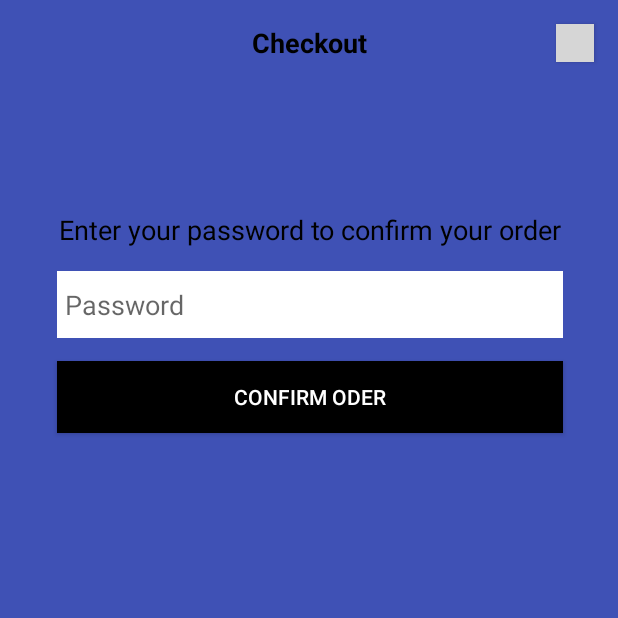
After one commit to JDevs10/Shopping-Drive, an Android app: the Checkout screen opened directly, with no data from a screen before it, on a phone screen of 412 x 824 dp, the top half of it. The commit adds this screen. Run offline under Robolectric (Android 15) with nearby library versions, the phone set to English and light mode, and no system bars; grey boxes are pictures that could not be loaded.

Commit message:
---------- Shopping Drive ----------
- added:
    Checkout (to view the notification of the order)
    UserBasket (to view the user basket so the user can send his order)
    cancel_X_img.png
    checked.png

- update:
    DetailArticle (the user can access his basket)
    FindMerchant (the user can access his basket)
    FindMerchantArticles (the user can access his basket)
    FindMerchantArticlesAdapter (removed unnecessary imports)
    strings.xml (added more strings)
    Shopping_Drive.gan and Shopping_Drive.pdf (where updated)

- Remove:
    delete MyFindMerchantAdapter

```diff
--- a/app/app/src/main/AndroidManifest.xml
+++ b/app/app/src/main/AndroidManifest.xml
@@ -20,7 +20,9 @@
         <activity android:name=".ChangePWD" />
         <activity android:name=".FindMerchant" />
         <activity android:name=".FindMerchantArticles" />
-        <activity android:name=".DetailArticle"></activity>
+        <activity android:name=".DetailArticle" />
+        <activity android:name=".Checkout" />
+        <activity android:name=".UserBasket"></activity>
     </application>
 
 </manifest>
--- /dev/null
+++ b/app/app/src/main/java/com/example/j_lds/shoppingdrive/Checkout.java
@@ -0,0 +1,89 @@
+package com.example.j_lds.shoppingdrive;
+
+import android.content.Intent;
+import android.support.v7.app.AppCompatActivity;
+import android.os.Bundle;
+import android.view.View;
+import android.view.WindowManager;
+import android.widget.Button;
+import android.widget.EditText;
+import android.widget.TextView;
+import android.widget.Toast;
+
+public class Checkout extends AppCompatActivity {
+
+    private Button btn_backWhereTheUserWas, btn_order, btn_continue_order;
+    private EditText et_pwd;
+    private TextView tv_checkout_p2;
+    private String pwd;
+
+    @Override
+    protected void onCreate(Bundle savedInstanceState) {
+        super.onCreate(savedInstanceState);
+        setContentView(R.layout.activity_checkout);
+
+        //Hides MACC bar at the top.................................................................
+        getSupportActionBar().hide();
+        getWindow().setFlags(WindowManager.LayoutParams.FLAG_FULLSCREEN,
+                WindowManager.LayoutParams.FLAG_FULLSCREEN);
+
+        btn_backWhereTheUserWas = (Button)findViewById(R.id.button_checkout_cancel);
+        btn_order = (Button)findViewById(R.id.button_checkout_confirmOrder);
+
+        btn_backWhereTheUserWas.setOnClickListener(new View.OnClickListener() {
+            @Override
+            public void onClick(View v) {
+                backWhereTheUserWas();
+            }
+        });
+
+        btn_order.setOnClickListener(new View.OnClickListener() {
+            @Override
+            public void onClick(View v) {
+                confirm_pwd();
+            }
+        });
+
+        et_pwd = (EditText)findViewById(R.id.editText_checkout_getPWD);
+    }
+
+    private void confirm_pwd(){
+        pwd = et_pwd.getText().toString();
+
+        // check the user password from the bd and the user input
+        if (pwd.equals("hello")){
+            Toast.makeText(getBaseContext(), "Good password... sending your order", Toast.LENGTH_SHORT).show();
+            checkout_p2(10);
+
+        }else{
+            Toast.makeText(getBaseContext(), "Password is incorrect...", Toast.LENGTH_SHORT).show();
+        }
+    }
+
+    private void checkout_p2(int time){
+        setContentView(R.layout.activity_checkout_p2);
+
+        //Hides MACC bar at the top.................................................................
+        getSupportActionBar().hide();
+        getWindow().setFlags(WindowManager.LayoutParams.FLAG_FULLSCREEN,
+                WindowManager.LayoutParams.FLAG_FULLSCREEN);
+
+        tv_checkout_p2 = (TextView)findViewById(R.id.textView_checkout_p2);
+        tv_checkout_p2.setText("We've got your order. Your Items will be ready-delivered within "+(time-3)+"-"+(time+3)+" minutes");
+
+        btn_continue_order = (Button)findViewById(R.id.button_back_to_findMerchantList);
+        btn_continue_order.setOnClickListener(new View.OnClickListener() {
+            @Override
+            public void onClick(View v) {
+                Intent intent= new Intent(Checkout.this, FindMerchant.class);
+                startActivity(intent);
+            }
+        });
+    }
+
+    private void backWhereTheUserWas(){
+//        Intent intent= new Intent(Checkout.this, get the class where the user by passing through Intent);
+//        startActivity(intent);
+        Toast.makeText(getBaseContext(), "Going back to where the user was", Toast.LENGTH_SHORT).show();
+    }
+}
--- a/app/app/src/main/java/com/example/j_lds/shoppingdrive/FindMerchantArticles.java
+++ b/app/app/src/main/java/com/example/j_lds/shoppingdrive/FindMerchantArticles.java
@@ -45,6 +45,12 @@ public class FindMerchantArticles extends AppCompatActivity {
         startActivity(intent);
     }
 
+    public void viewUserBasket_from_FindMerchantArticles(View view){
+        Intent intent= new Intent(FindMerchantArticles.this, UserBasket.class);
+        intent.putExtra("where_the_user_was", FindMerchantArticles.class.getSimpleName());
+        startActivity(intent);
+    }
+
     public void viewArticle(View view){
         Intent intent = new Intent(FindMerchantArticles.this, DetailArticle.class);
         startActivity(intent);
--- a/app/app/src/main/java/com/example/j_lds/shoppingdrive/FindMerchantArticlesAdapter.java
+++ b/app/app/src/main/java/com/example/j_lds/shoppingdrive/FindMerchantArticlesAdapter.java
@@ -7,10 +7,8 @@ import android.view.LayoutInflater;
 import android.view.View;
 import android.view.ViewGroup;
 import android.widget.BaseAdapter;
-import android.widget.Button;
 import android.widget.ImageView;
 import android.widget.TextView;
-import android.widget.Toast;
 
 public class FindMerchantArticlesAdapter extends BaseAdapter{
 
--- /dev/null
+++ b/app/app/src/main/res/layout/activity_checkout.xml
@@ -0,0 +1,92 @@
+<?xml version="1.0" encoding="utf-8"?>
+<android.support.constraint.ConstraintLayout xmlns:android="http://schemas.android.com/apk/res/android"
+    xmlns:app="http://schemas.android.com/apk/res-auto"
+    xmlns:tools="http://schemas.android.com/tools"
+    android:layout_width="match_parent"
+    android:layout_height="match_parent"
+    android:background="@color/colorPrimary"
+    tools:context=".Checkout">
+
+    <TextView
+        android:id="@+id/textView_checkout"
+        android:layout_width="wrap_content"
+        android:layout_height="wrap_content"
+        android:layout_marginEnd="112dp"
+        android:layout_marginLeft="154dp"
+        android:layout_marginRight="112dp"
+        android:layout_marginStart="154dp"
+        android:layout_marginTop="16dp"
+        android:text="@string/checkout"
+        android:textColor="@android:color/black"
+        android:textSize="18sp"
+        android:textStyle="bold"
+        app:layout_constraintEnd_toStartOf="@+id/button_checkout_cancel"
+        app:layout_constraintStart_toStartOf="parent"
+        app:layout_constraintTop_toTopOf="parent" />
+
+    <Button
+        android:id="@+id/button_checkout_cancel"
+        android:layout_width="25dp"
+        android:layout_height="25dp"
+        android:layout_marginEnd="16dp"
+        android:layout_marginRight="16dp"
+        android:layout_marginTop="16dp"
+        android:background="@drawable/cancel_x_img"
+        app:layout_constraintEnd_toEndOf="parent"
+        app:layout_constraintTop_toTopOf="parent" />
+
+    <TextView
+        android:id="@+id/textView_checkout_info"
+        android:layout_width="wrap_content"
+        android:layout_height="wrap_content"
+        android:layout_marginEnd="23dp"
+        android:layout_marginLeft="24dp"
+        android:layout_marginRight="23dp"
+        android:layout_marginStart="24dp"
+        android:layout_marginTop="100dp"
+        android:text="@string/textView_checkout_info"
+        android:textColor="@android:color/black"
+        android:textSize="18sp"
+        app:layout_constraintEnd_toEndOf="parent"
+        app:layout_constraintStart_toStartOf="parent"
+        app:layout_constraintTop_toBottomOf="@+id/textView_checkout" />
+
+    <EditText
+        android:id="@+id/editText_checkout_getPWD"
+        android:layout_width="337dp"
+        android:layout_height="wrap_content"
+        android:layout_marginEnd="23dp"
+        android:layout_marginLeft="24dp"
+        android:layout_marginRight="23dp"
+        android:layout_marginStart="24dp"
+        android:layout_marginTop="15dp"
+        android:background="@android:color/white"
+        android:ems="10"
+        android:hint="@string/password"
+        android:inputType="textPassword"
+        android:paddingBottom="10dp"
+        android:paddingLeft="5dp"
+        android:paddingRight="5dp"
+        android:paddingTop="10dp"
+        android:textColor="@android:color/black"
+        app:layout_constraintEnd_toEndOf="parent"
+        app:layout_constraintStart_toStartOf="parent"
+        app:layout_constraintTop_toBottomOf="@+id/textView_checkout_info" />
+
+    <Button
+        android:id="@+id/button_checkout_confirmOrder"
+        android:layout_width="337dp"
+        android:layout_height="wrap_content"
+        android:layout_marginEnd="23dp"
+        android:layout_marginLeft="24dp"
+        android:layout_marginRight="23dp"
+        android:layout_marginStart="24dp"
+        android:layout_marginTop="15dp"
+        android:background="@android:color/black"
+        android:padding="10dp"
+        android:text="@string/confirm_oder"
+        android:textColor="@android:color/white"
+        app:layout_constraintEnd_toEndOf="parent"
+        app:layout_constraintStart_toStartOf="parent"
+        app:layout_constraintTop_toBottomOf="@+id/editText_checkout_getPWD" />
+</android.support.constraint.ConstraintLayout>
--- a/app/app/src/main/res/layout/activity_detail_article.xml
+++ b/app/app/src/main/res/layout/activity_detail_article.xml
@@ -105,13 +105,14 @@
         android:textStyle="bold"
         app:layout_constraintBottom_toBottomOf="parent"
         app:layout_constraintEnd_toStartOf="@+id/Button_detailArticle_arrow_down_black"
-        app:layout_constraintStart_toEndOf="@+id/imageView2" />
+        app:layout_constraintStart_toEndOf="@+id/imageView_detail_article_basket_img" />
 
     <ImageView
-        android:id="@+id/imageView2"
+        android:id="@+id/imageView_detail_article_basket_img"
         android:layout_width="40dp"
         android:layout_height="40dp"
         android:background="@android:color/white"
+        android:onClick="viewUserBasket_from_DetailArticle"
         app:layout_constraintBottom_toBottomOf="parent"
         app:layout_constraintStart_toStartOf="parent"
         app:srcCompat="@mipmap/ic_basket" />
--- a/app/app/src/main/res/values/strings.xml
+++ b/app/app/src/main/res/values/strings.xml
@@ -25,4 +25,12 @@
     <string name="todo">TODO</string>
     <string name="image_description">img_descript</string>
     <string name="articles">Articles</string>
+    <string name="checkout">Checkout</string>
+    <string name="ordered">Ordered</string>
+    <string name="textView_checkout_p2_info">We\'ve got your order. Your Items will be ready-delivered within 3-7 minutes</string>
+    <string name="continue_shopping">Continue Shopping</string>
+    <string name="textView_checkout_info">Enter your password to confirm your order</string>
+    <string name="confirm_oder">Confirm Oder</string>
+    <string name="my_basket">My Basket</string>
+    <string name="send_my_order">Send My Order</string>
 </resources>
```
Also changed, not shown: app/app/src/main/java/com/example/j_lds/shoppingdrive/DetailArticle.java (+11 -11 lines), app/app/src/main/java/com/example/j_lds/shoppingdrive/FindMerchant.java (+25 -0 lines), app/app/src/main/java/com/example/j_lds/shoppingdrive/MyFindMerchantAdapter.java (deleted, +0 -53 lines), app/app/src/main/java/com/example/j_lds/shoppingdrive/UserBasket.java (added, +53 -0 lines), app/app/src/main/res/layout/activity_checkout_p2.xml (added, +94 -0 lines), app/app/src/main/res/layout/activity_find_merchant.xml (+53 -4 lines), app/app/src/main/res/layout/activity_find_merchant_articles.xml (+20 -5 lines), app/app/src/main/res/layout/activity_user_basket.xml (added, +61 -0 lines), 4 other files.
